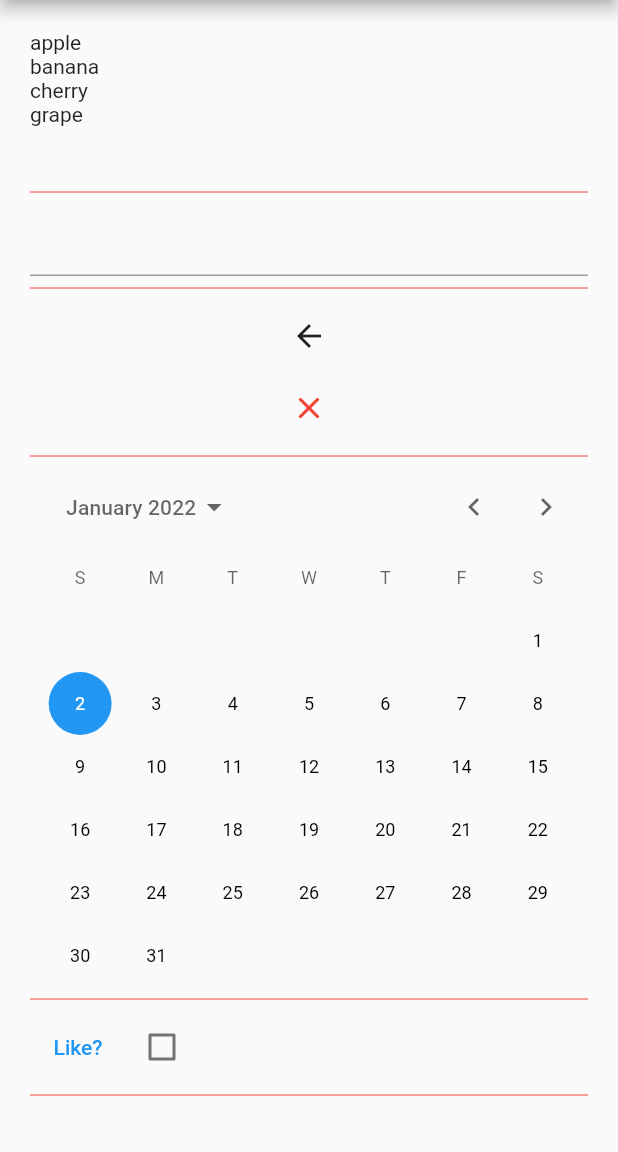
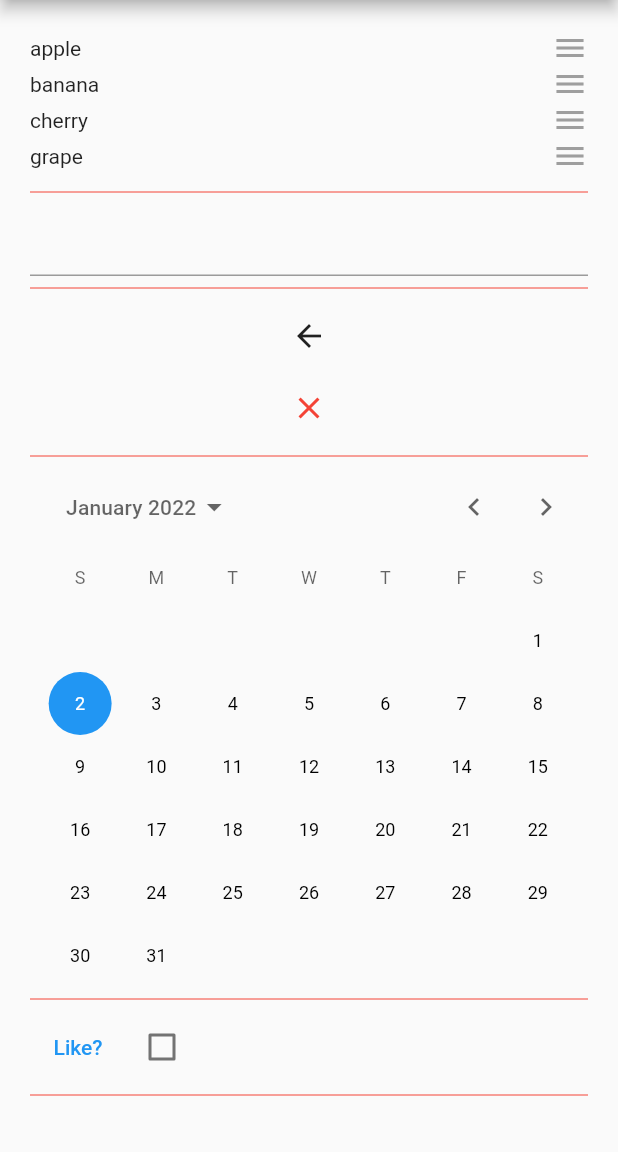
Before and after one commit to mvolkmann/flutter_input, a Flutter app: the screen it shows after launch, on a phone screen of 412 x 824 dp, the part 84-1236 px from its top. Run offline on Flutter 3.47's test engine with Material 2 defaults, Android fonts, the phone set to English and light mode, and no system bars.

```diff
--- a/lib/my_reorderable_list.dart
+++ b/lib/my_reorderable_list.dart
@@ -1,4 +1,5 @@
 import 'package:flutter/material.dart';
+import 'widget_extensions.dart';
 
 class MyReorderableList extends StatelessWidget {
   final List<String> items;
@@ -16,15 +17,20 @@ class MyReorderableList extends StatelessWidget {
       child: ReorderableList(
         itemBuilder: (context, index) {
           return ReorderableDragStartListener(
-            child: Text(items[index]),
+            child: Row(
+              children: [
+                Text(items[index]).expand(),
+                Icon(Icons.menu, color: Colors.grey),
+              ],
+            ),
             index: index,
             key: Key(items[index]),
           );
         },
         itemCount: items.length,
         onReorder: (oldIndex, newIndex) {
-          //TODO: This logic is not correct!
           final item = items.removeAt(oldIndex);
+          if (newIndex > oldIndex) newIndex--;
           items.insert(newIndex, item);
         },
       ),
--- a/lib/widget_extensions.dart
+++ b/lib/widget_extensions.dart
@@ -26,6 +26,11 @@ extension WidgetExtension on Widget {
   /// Wraps a widget in a Center.
   Center center() {
     return Center(child: this);
+  }
+
+  /// Wraps a widget in a Center.
+  Expanded expand() {
+    return Expanded(child: this);
   }
 
   /// Wraps a widget in a Row which can prevent
```
